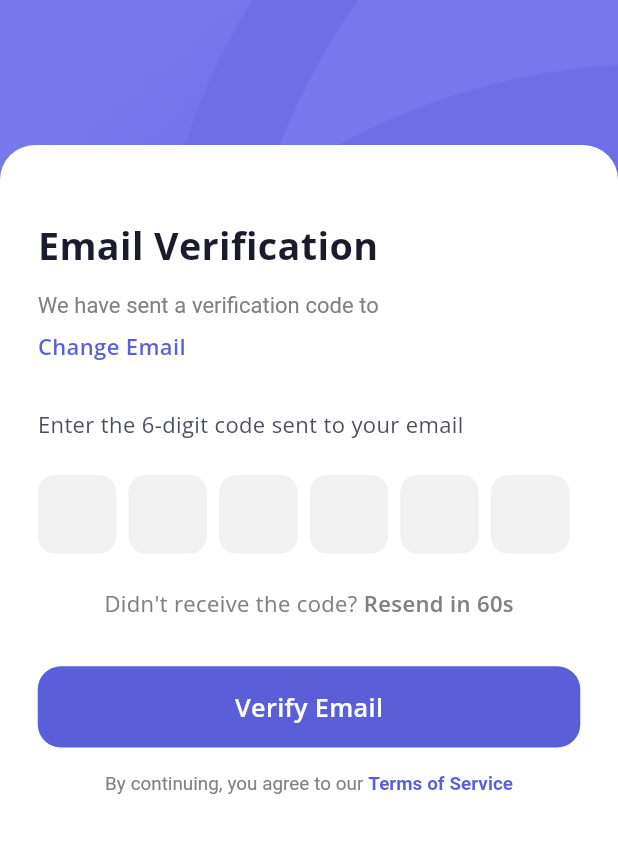
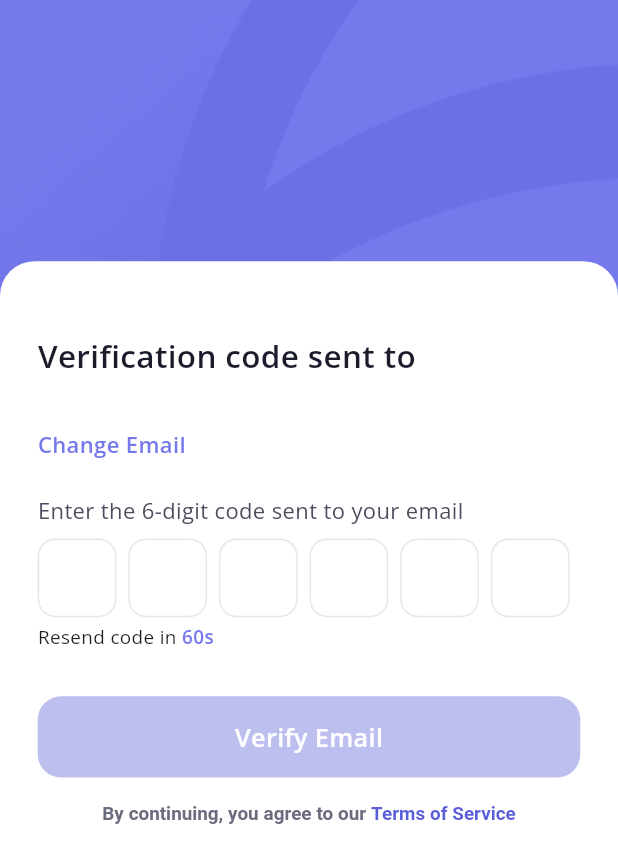
Before and after one commit to johnilizy17/quickli_vendor, a Flutter app: the VerifyEmailView screen opened directly, on a phone screen of 412 x 824 dp. Shown: the top 863 px of the screen. Run offline on Flutter 3.47's test engine with Material 3 defaults, Android fonts, the phone set to English and light mode, and no system bars; drawn by our look-alikes of pinput; our stand-ins replace camera, country_picker, dio, flutter_screenutil, flutter_svg, geolocator and 7 more; accounts and stored records are empty; statements that could not run were skipped.

Commit message:
feat: disable verify email button when code is empty
- Added isEmailOtpValid observable to track when 6-digit code is entered
- Button now shows with reduced opacity (0.4) when disabled
- Prevents tap when code is empty or loading
- Improves UX by providing clear visual feedback

```diff
--- a/lib/app/modules/auth/controllers/auth_controller.dart
+++ b/lib/app/modules/auth/controllers/auth_controller.dart
@@ -1,6 +1,7 @@
 import 'dart:async';
 import 'package:flutter/material.dart';
 import 'package:get/get.dart';
+import 'package:country_picker/country_picker.dart';
 import '../../../constants/api_route.dart';
 import '../../../models/vendor_user.dart';
 import '../../../routes/app_pages.dart';
@@ -32,6 +33,22 @@ class AuthController extends GetxController {
   final obscurePassword = true.obs;
   final obscureLoginPassword = true.obs;
 
+  // Country selection for phone
+  final selectedCountry = Rx<Country>(
+    Country(
+      phoneCode: '234',
+      countryCode: 'NG',
+      e164Sc: 0,
+      geographic: true,
+      level: 1,
+      name: 'Nigeria',
+      example: '8021234567',
+      displayName: 'Nigeria (NG) [+234]',
+      displayNameNoCountryCode: 'Nigeria (NG)',
+      e164Key: '',
+    ),
+  );
+
   // OTP resend timer
   final canResendOtp = false.obs;
   final resendTimer = 60.obs;
@@ -60,6 +77,9 @@ class AuthController extends GetxController {
   final passwordStrength = ''.obs; // 'Too weak', 'Weak', 'Good', 'Strong', ''
   final passwordStrengthColor = Rx<Color>(Colors.transparent);
 
+  // Email OTP validation
+  final isEmailOtpValid = false.obs;
+
   @override
   void onInit() {
     super.onInit();
@@ -69,6 +89,13 @@ class AuthController extends GetxController {
     emailController.addListener(_handleEmailChange);
     // Listen to phone changes for live validation
     phoneNumberController.addListener(_validatePhoneLive);
+    // Listen to email OTP changes
+    emailOtpController.addListener(_validateEmailOtpLive);
+  }
+
+  void _validateEmailOtpLive() {
+    final code = emailOtpController.text.trim();
+    isEmailOtpValid.value = code.length == 6;
   }
 
   void _handleEmailChange() {
--- a/lib/app/modules/auth/views/verify_email_view.dart
+++ b/lib/app/modules/auth/views/verify_email_view.dart
@@ -29,7 +29,7 @@ class VerifyEmailView extends GetView<AuthController> {
           child: Column(
             children: [
               // Top area with background
-              SizedBox(height: 100.h),
+              SizedBox(height: 180.h),
 
               // White rounded container
               Expanded(
@@ -51,31 +51,28 @@ class VerifyEmailView extends GetView<AuthController> {
 
                         // Title
                         Text(
-                          'Email Verification',
+                          'Verification code sent to',
                           style: TextStyle(
-                            fontSize: 24.sp,
-                            fontWeight: FontWeight.bold,
+                            fontSize: 20.sp,
+                            fontWeight: FontWeight.w600,
                             color: ColorConstant.samantic,
                           ),
                         ),
-                        SizedBox(height: 12.h),
+                        SizedBox(height: 4.h),
 
                         // Description
                         RichText(
                           text: TextSpan(
                             style: TextStyle(
-                              fontSize: 14.sp,
-                              color: ColorConstant.darkGrey,
+                              fontSize: 18.sp,
+                              color: ColorConstant.black,
                             ),
                             children: [
-                              const TextSpan(
-                                text: 'We have sent a verification code to ',
-                              ),
                               TextSpan(
                                 text: email,
                                 style: TextStyle(
                                   fontWeight: FontWeight.w600,
-                                  color: ColorConstant.samantic,
+                                  color: ColorConstant.black,
                                 ),
                               ),
                             ],
@@ -93,12 +90,12 @@ class VerifyEmailView extends GetView<AuthController> {
                             style: TextStyle(
                               fontSize: 14.sp,
                               fontWeight: FontWeight.w600,
-                              color: ColorConstant.brandColor,
+                              color: ColorConstant.gradientStart,
                             ),
                           ),
                         ),
 
-                        SizedBox(height: 32.h),
+                        SizedBox(height: 24.h),
 
                         // Instruction text
                         Text(
@@ -109,7 +106,7 @@ class VerifyEmailView extends GetView<AuthController> {
                           ),
                         ),
 
-                        SizedBox(height: 24.h),
+                        SizedBox(height: 8.h),
 
                         // OTP Input
                         Pinput(
@@ -125,10 +122,9 @@ class VerifyEmailView extends GetView<AuthController> {
                               color: ColorConstant.samantic,
                             ),
                             decoration: BoxDecoration(
-                              color: ColorConstant.lightestGrey,
                               borderRadius: BorderRadius.circular(12.r),
                               border: Border.all(
-                                color: Colors.transparent,
+                                color: ColorConstant.whiteSnow,
                                 width: 1,
                               ),
                             ),
@@ -190,17 +186,18 @@ class VerifyEmailView extends GetView<AuthController> {
                           },
                         ),
 
-                        SizedBox(height: 24.h),
+                        SizedBox(height: 4.h),
 
                         // Resend code link
                         Obx(() => Row(
-                          mainAxisAlignment: MainAxisAlignment.center,
+                          mainAxisAlignment: MainAxisAlignment.start,
                           children: [
                             Text(
-                              "Didn't receive the code? ",
+                             !controller.canResendEmailOtp.value?
+                                     "Resend code in ":"",
                               style: TextStyle(
-                                fontSize: 14.sp,
-                                color: ColorConstant.darkGrey,
+                                fontSize: 12.sp,
+                                color: ColorConstant.greyDark,
                               ),
                             ),
                             GestureDetector(
@@ -210,13 +207,11 @@ class VerifyEmailView extends GetView<AuthController> {
                               child: Text(
                                 controller.canResendEmailOtp.value
                                     ? 'Resend Code'
-                                    : 'Resend in ${controller.resendEmailTimer.value}s',
+                                    : '${controller.resendEmailTimer.value}s',
                                 style: TextStyle(
-                                  fontSize: 14.sp,
+                                  fontSize: 12.sp,
                                   fontWeight: FontWeight.w600,
-                                  color: controller.canResendEmailOtp.value
-                                      ? ColorConstant.brandColor
-                                      : ColorConstant.darkGrey,
+                                  color:  ColorConstant.gradientStart
                                 ),
                               ),
                             ),
@@ -226,29 +221,23 @@ class VerifyEmailView extends GetView<AuthController> {
                         SizedBox(height: 32.h),
 
                         // Verify button
-                        Obx(() => GestureDetector(
-                          onTap: controller.isLoading.value
+                        Obx(() {
+                          final isDisabled = !controller.isEmailOtpValid.value ||
+                                           controller.isLoading.value;
+
+                          return GestureDetector(
+                            onTap: isDisabled
                                 ? null
                                 : () {
                                     final pin = controller.emailOtpController.text;
-                                  if (pin.length == 6) {
                                     controller.verifyEmail(pin);
-                                  } else {
-                                    Get.snackbar(
-                                      'Error',
-                                      'Please enter the 6-digit code',
-                                      snackPosition: SnackPosition.BOTTOM,
-                                      backgroundColor: Colors.red,
-                                      colorText: Colors.white,
-                                    );
-                                  }
                                   },
                             child: Container(
                               width: double.infinity,
                               height: 56.h,
                               decoration: BoxDecoration(
-                              color: controller.isLoading.value
-                                  ? ColorConstant.brandColor.withOpacity(0.6)
+                                color: isDisabled
+                                    ? ColorConstant.brandColor.withOpacity(0.4)
                                     : ColorConstant.brandColor,
                                 borderRadius: BorderRadius.circular(16.r),
                               ),
@@ -273,7 +262,8 @@ class VerifyEmailView extends GetView<AuthController> {
                                       ),
                                     ),
                             ),
-                        )),
+                          );
+                        }),
 
                         SizedBox(height: 16.h),
 
@@ -284,10 +274,12 @@ class VerifyEmailView extends GetView<AuthController> {
                             text: TextSpan(
                               style: TextStyle(
                                 fontSize: 12.sp,
-                                color: ColorConstant.darkGrey,
+                                color: ColorConstant.deepGrey,
                               ),
                               children: [
-                                const TextSpan(text: 'By continuing, you agree to our '),
+                                const TextSpan(text: 'By continuing, you agree to our ',  style: TextStyle(
+                                    fontWeight: FontWeight.w600,
+                                  )),
                                 TextSpan(
                                   text: 'Terms of Service',
                                   style: TextStyle(
```
Lines whose indentation alone changed are shown as unchanged.
